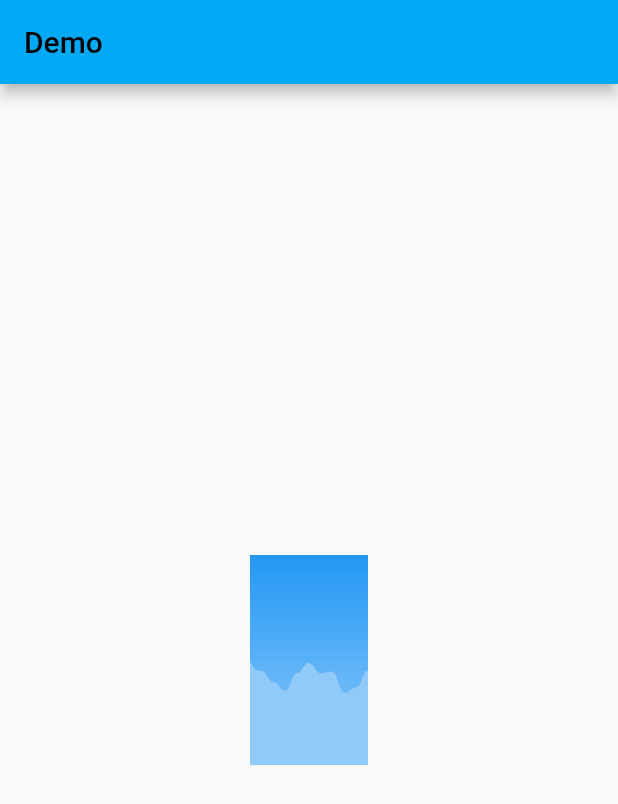
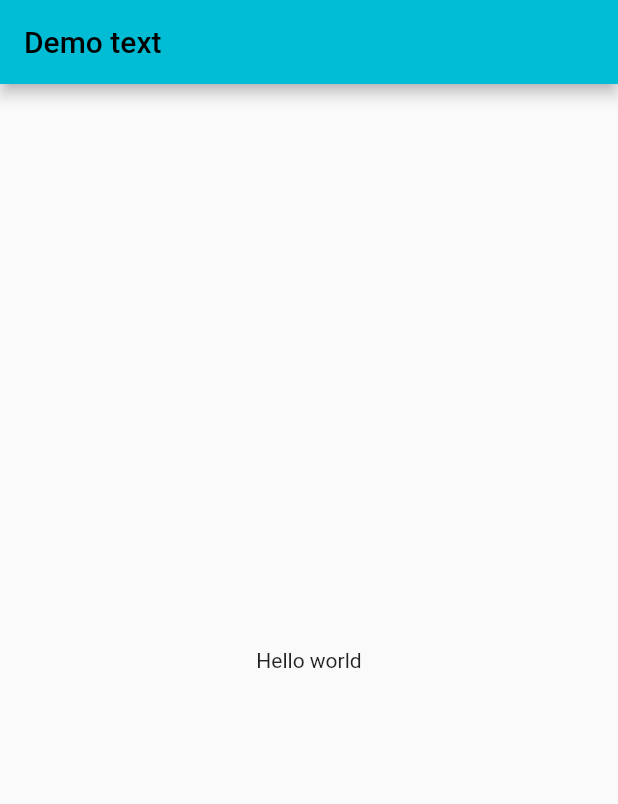
Before and after one commit to gaddarkumar7447/Dart-Demo, a Flutter app: the screen it shows after launch, on a phone screen of 412 x 824 dp. Shown: the top 804 px of the screen. Run offline on Flutter 3.47's test engine with Material 2 defaults, Android fonts, the phone set to English and light mode, and no system bars.

Commit message:
some changes

```diff
--- a/lib/main.dart
+++ b/lib/main.dart
@@ -5,6 +5,41 @@ void main() {
 }
 
 class MyApp extends StatelessWidget {
+  const MyApp({super.key});
+
+  @override
+  Widget build(BuildContext context) {
+    return MaterialApp(
+      title: 'Flutter Demo',
+      debugShowCheckedModeBanner: false,
+      theme: ThemeData(
+        primarySwatch: Colors.cyan,
+      ),
+      home: const HomeScreen(),
+    );
+  }
+}
+
+class HomeScreen extends StatelessWidget {
+  const HomeScreen({super.key});
+
+  @override
+  Widget build(BuildContext context) {
+    return Scaffold(
+      appBar: AppBar(
+        title: const Text('Demo text'),
+      ),
+      body: Center(
+        child: InkWell(
+          onTap: () {},
+          borderRadius: BorderRadius.circular(3),
+          child: const Text('Hello world'),
+        ),
+      ),
+    );
+  }
+}
+/*class MyApp extends StatelessWidget {
   const MyApp({super.key});
 
   @override
@@ -46,13 +81,42 @@ class _MyHomePageState extends State<MyHomePage> {
         ),
 
         body: Center(
+          child: ElevatedButton(
+            child: const Text('click'),
+            onPressed: () {
+            print('clicked button');
+            },
+          ),
+        ),
+    );*/
+        /*
+       Container(
+          height: 200,
+          child: Column(
+            mainAxisAlignment: MainAxisAlignment.spaceAround,
+            crossAxisAlignment: CrossAxisAlignment.center,
+            children: <Widget>[
+              const Text("Gaddar"),
+              const Text("Kumar"),
+              const Text("chaudhary"),
+              const Text("Ram"),
+              const Text("shiv", style: TextStyle(fontSize: 25),),
+              ElevatedButton(onPressed: () {
+                print('hii');
+              }, child: const Text('Button'))
+            ],
+          ),
+        )
+       Center(
           child: SizedBox(
             width: 200,
             height: 140,
             child: Image.asset('assets/images/sdda.jpg'),
           ),
+
         )
-      /*Center(
+
+       Center(
           child: OutlinedButton(
               onPressed: () {
                 _showToast(context);
@@ -60,9 +124,9 @@ class _MyHomePageState extends State<MyHomePage> {
               onLongPress: () => print('Long pressed'),
 
               child: const Text('Button')),
-        )*/
+        )
 
-        /*Center(
+         Center(
         child: Container(
           width: 200,
           height: 200,
@@ -72,19 +136,19 @@ class _MyHomePageState extends State<MyHomePage> {
 
           ),
         ),
-      )*/
+      )
 
-        /*Center(
+         Center(
         child: Container(
           width: 100,
           height: 100,
           color: Colors.brown,
           child: const Text("Hello developers"),
         ),
-      ),*/
-        /*backgroundColor: Colors.blueGrey,*/
+      ),
+         backgroundColor: Colors.blueGrey,
 
-        );
+        );*/
   }
 }
 
--- a/pubspec.yaml
+++ b/pubspec.yaml
@@ -60,8 +60,8 @@ flutter:
   uses-material-design: true
 
   # To add assets to your application, add an assets section, like this:
-  assets:
-    - assets/images/
+  #assets:
+   # - assets/images/
 
   # An image asset can refer to one or more resolution-specific "variants", see
   # https://flutter.dev/assets-and-images/#resolution-aware
```
Also changed, not shown: assets/images/sdda.jpg (deleted).
